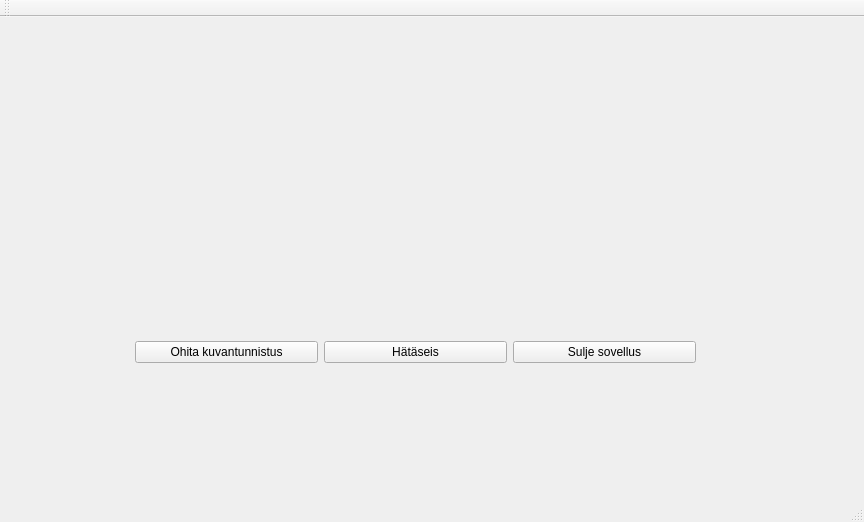
Old version of the form Qt_widget_for_Panttibotti/mainwindow.ui in the repository JoonasMattila95/GoPiGo_Robot_project.
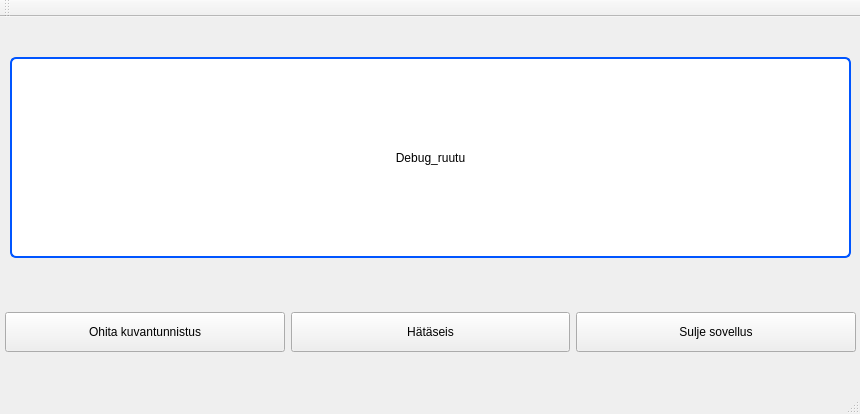
New version of the form. Icons and pictures are not drawn.

The edit to the form file:
```diff
--- a/Qt_widget_for_Panttibotti/mainwindow.ui
+++ b/Qt_widget_for_Panttibotti/mainwindow.ui
@@ -6,21 +6,27 @@
    <rect>
     <x>0</x>
     <y>0</y>
-    <width>864</width>
-    <height>522</height>
+    <width>860</width>
+    <height>414</height>
    </rect>
   </property>
   <property name="windowTitle">
    <string>MainWindow</string>
   </property>
+  <property name="styleSheet">
+   <string notr="true">QMainWindow
+{
+background-image:url(:/materiaali/tekstuuri.jpg);
+}</string>
+  </property>
   <widget class="QWidget" name="centralWidget">
    <widget class="QWidget" name="gridLayoutWidget">
     <property name="geometry">
      <rect>
-      <x>130</x>
-      <y>300</y>
-      <width>571</width>
-      <height>71</height>
+      <x>0</x>
+      <y>250</y>
+      <width>861</width>
+      <height>131</height>
      </rect>
     </property>
     <layout class="QGridLayout" name="gridLayout">
@@ -38,6 +44,27 @@
      </property>
      <item row="2" column="1">
       <widget class="QPushButton" name="photoreg_bypass_button">
+       <property name="minimumSize">
+        <size>
+         <width>240</width>
+         <height>40</height>
+        </size>
+       </property>
+       <property name="styleSheet">
+        <string notr="true">QPushButton
+{
+border: 2px solid rgb(0, 85, 255);
+background-color:white;
+border-radius:6px;
+font: 16pt &quot;MS Shell Dlg 2&quot;;
+}
+
+QPushButton:pressed
+{
+border: 2px solid rgb(0, 85, 255);
+background-color:rgb(85, 255, 255);
+}s</string>
+       </property>
        <property name="text">
         <string>Ohita kuvantunnistus</string>
        </property>
@@ -45,6 +72,27 @@
      </item>
      <item row="2" column="3">
       <widget class="QPushButton" name="close_button">
+       <property name="minimumSize">
+        <size>
+         <width>240</width>
+         <height>40</height>
+        </size>
+       </property>
+       <property name="styleSheet">
+        <string notr="true">QPushButton
+{
+border: 2px solid rgb(0, 85, 255);
+background-color:white;
+border-radius:6px;
+	font: 16pt &quot;MS Shell Dlg 2&quot;;
+}
+
+QPushButton:pressed
+{
+border: 2px solid rgb(0, 85, 255);
+background-color:rgb(85, 255, 255);
+}s</string>
+       </property>
        <property name="text">
         <string>Sulje sovellus</string>
        </property>
@@ -52,6 +100,27 @@
      </item>
      <item row="2" column="2">
       <widget class="QPushButton" name="stop_button">
+       <property name="minimumSize">
+        <size>
+         <width>240</width>
+         <height>40</height>
+        </size>
+       </property>
+       <property name="styleSheet">
+        <string notr="true">QPushButton
+{
+border: 2px solid rgb(0, 85, 255);
+background-color:white;
+border-radius:6px;
+font: 16pt &quot;MS Shell Dlg 2&quot;;
+}
+
+QPushButton:pressed
+{
+border: 2px solid rgb(0, 85, 255);
+background-color:rgb(85, 255, 255);
+}s</string>
+       </property>
        <property name="text">
         <string>Hätäseis</string>
        </property>
@@ -59,16 +128,31 @@
      </item>
     </layout>
    </widget>
-  </widget>
-  <widget class="QMenuBar" name="menuBar">
-   <property name="geometry">
-    <rect>
-     <x>0</x>
-     <y>0</y>
-     <width>864</width>
-     <height>21</height>
-    </rect>
-   </property>
+   <widget class="QLabel" name="debug_label">
+    <property name="geometry">
+     <rect>
+      <x>10</x>
+      <y>40</y>
+      <width>841</width>
+      <height>201</height>
+     </rect>
+    </property>
+    <property name="styleSheet">
+     <string notr="true">QLabel
+{
+background-color:white;
+font: 16pt &quot;MS Shell Dlg 2&quot;;
+border: 2px solid rgb(0, 85, 255);
+border-radius:6px;
+}</string>
+    </property>
+    <property name="text">
+     <string>Debug_ruutu</string>
+    </property>
+    <property name="alignment">
+     <set>Qt::AlignCenter</set>
+    </property>
+   </widget>
   </widget>
   <widget class="QToolBar" name="mainToolBar">
    <attribute name="toolBarArea">
```
